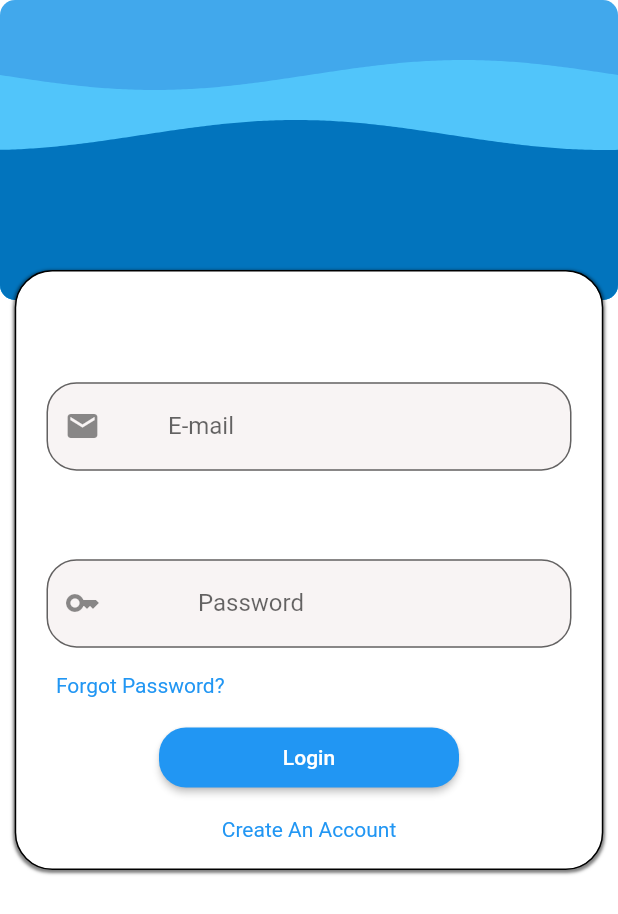
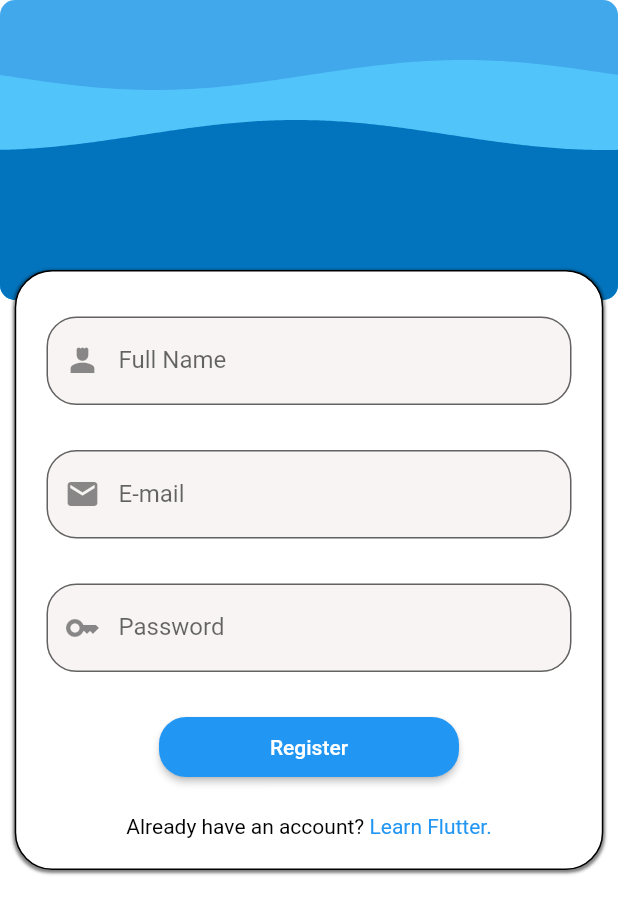
Before and after one commit to AliMousa27/WorkoutTracker, a Flutter app: the screen it shows after launch, on a phone screen of 412 x 824 dp. Shown: the top 914 px of the screen. Run offline on Flutter 3.47's test engine with Material 2 defaults, Android fonts, the phone set to English and light mode, and no system bars; drawn by our look-alikes of wave.

Commit message:
refactor and finish the rest of the register screen

```diff
--- a/flutterapp/lib/InitalPage.dart
+++ b/flutterapp/lib/inital_page.dart
@@ -57,19 +57,16 @@ abstract class InitalPage extends StatelessWidget {
       String text, double heightFactor, IconData icon, bool obscureText) {
     return SizedBox(
       width: 350,
-      child: Align(
-        heightFactor: heightFactor,
       child: TextFormField(
         textAlign: TextAlign.center,
         obscureText: obscureText,
         decoration: InputDecoration(
           prefixIcon: Icon(icon),
-            label: Align(widthFactor: 2.5, child: Text(text)),
+          label: Text(text),
           filled: true,
           fillColor: const Color.fromARGB(255, 248, 244, 244),
           border: const OutlineInputBorder(
               borderRadius: BorderRadius.all(Radius.circular(20))),
-          ),
         ),
       ),
     );
@@ -114,4 +111,24 @@ abstract class InitalPage extends StatelessWidget {
       builder: (context, constraints) => function(context, constraints),
     );
   }
+
+  SizedBox createStyledButton(double btnWidth, double btnHeight,
+      double btnCornerRadius, Function onPress) {
+    return SizedBox(
+      height: btnHeight,
+      width: btnWidth,
+      child: ElevatedButton(
+        //maybe will add parameters if needed when creating backend
+        onPressed: () => onPress,
+        style: ButtonStyle(
+          shape: MaterialStateProperty.all<RoundedRectangleBorder>(
+            RoundedRectangleBorder(
+              borderRadius: BorderRadius.circular(btnCornerRadius),
+            ),
+          ),
+        ),
+        child: const Text("Register"),
+      ),
+    );
   }
+}
--- a/flutterapp/lib/Login2.dart
+++ b/flutterapp/lib/login.dart
@@ -1,10 +1,8 @@
 import 'package:flutter/material.dart';
-import 'package:flutterapp/InitalPage.dart';
-import 'package:wave/config.dart';
-import 'package:wave/wave.dart';
+import 'package:flutterapp/inital_page.dart';
 
-class Login2 extends InitalPage {
-  const Login2({super.key});
+class Login extends InitalPage {
+  const Login({super.key});
 
   @override
   Column addContentToContainer() {
@@ -56,4 +54,7 @@ class Login2 extends InitalPage {
   login() {
     //todo implement body
   }
+  createAccount() {
+    //todo implement body
+  }
 }
--- a/flutterapp/lib/main.dart
+++ b/flutterapp/lib/main.dart
@@ -1,5 +1,6 @@
 import 'package:flutter/material.dart';
-import 'package:flutterapp/Login2.dart';
+import 'package:flutterapp/login.dart';
+import 'package:flutterapp/register_page.dart';
 
 void main() {
   runApp(const MyApp());
@@ -11,6 +12,6 @@ class MyApp extends StatelessWidget {
   // This widget is the root of your application.
   @override
   Widget build(BuildContext context) {
-    return const Login2();
+    return const RegisterPage();
   }
 }
--- /dev/null
+++ b/flutterapp/lib/register_page.dart
@@ -0,0 +1,41 @@
+import 'package:flutter/material.dart';
+import 'package:flutterapp/inital_page.dart';
+
+class RegisterPage extends InitalPage {
+  const RegisterPage({super.key});
+
+  @override
+  Column addContentToContainer() {
+    return Column(
+      children: [
+        const SizedBox(height: 30),
+        createTextField("Full Name", 2.5, Icons.person_4_sharp, false),
+        const SizedBox(height: 30),
+        createTextField("E-mail", 1.0, Icons.email, false),
+        const SizedBox(height: 30),
+        createTextField("Password", 2.5, Icons.key, true),
+        const SizedBox(height: 30),
+        super.createStyledButton(200, 40, 18, registerNewAccount),
+        const SizedBox(
+          height: 25,
+        ),
+        RichText(
+          text: const TextSpan(
+            style: TextStyle(color: Colors.black), //apply style to all
+            children: [
+              TextSpan(
+                text: 'Already have an account?',
+              ),
+              TextSpan(
+                  text: ' Learn Flutter.', style: TextStyle(color: Colors.blue))
+            ],
+          ),
+        )
+      ],
+    );
+  }
+
+  void registerNewAccount() {
+    //todo: implement body
+  }
+}
```
Lines whose indentation alone changed are shown as unchanged.
